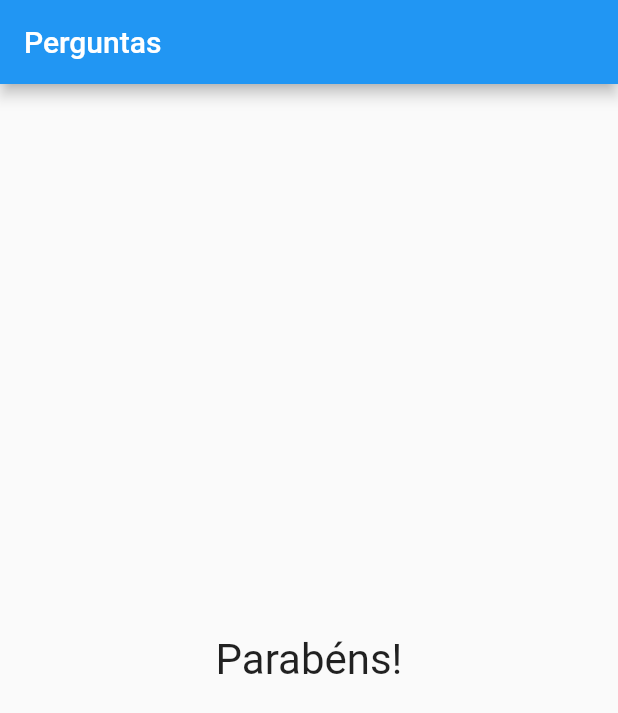
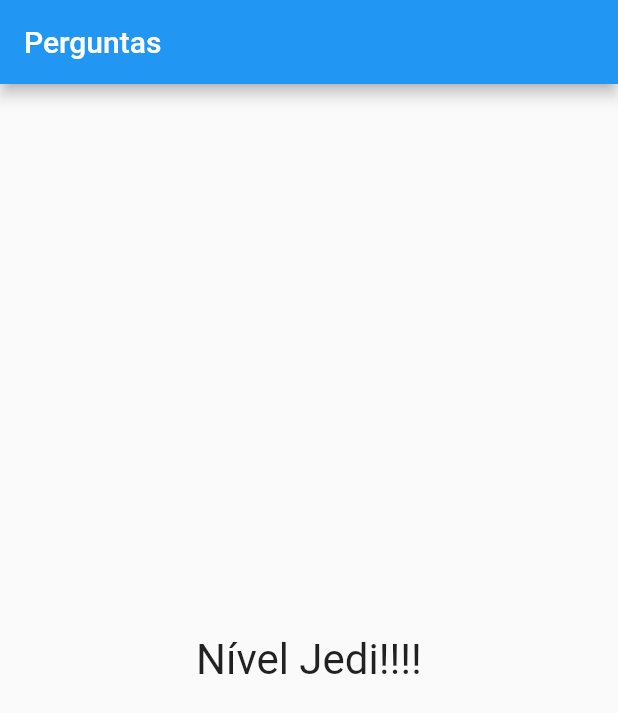
Before and after one commit to IagoMesquita/App_de_perguntas, a Flutter app: the screen it shows after launch, after a tap on "Lobo", after a tap on "Azul", after a tap on "Felipe", on a phone screen of 412 x 824 dp. Shown: the top 713 px of the screen. Run offline on Flutter 3.47's test engine with Material 2 defaults, Android fonts, the phone set to English and light mode, and no system bars.

Commit message:
refactor: add points and fixing bugs types

```diff
--- a/lib/main.dart
+++ b/lib/main.dart
@@ -14,29 +14,47 @@ class _PerguntaAppState extends State<PerguntaApp> {
   // _PerguntaAppState();
 
   int _perguntaSelecionada = 0;
+  int _pontuacaoTotal = 0;
 
   // objct é um type mais generico, servindo para String, List ...
   final List<Map<String, Object>> _perguntas = const [
     {
       'texto': 'Qual seu animal favorito?',
-      'respostas': ['Lobo', 'Aguia', 'Cavalo', 'Tigre']
+      'respostas': [
+        {'texto': 'Lobo', 'pontuacao': 10},
+        {'texto': 'Aguia', 'pontuacao': 5},
+        {'texto': 'Cavalo', 'pontuacao': 3},
+        {'texto': 'Tigre', 'pontuacao': 1}
+      ]
     },
     {
       'texto': 'Qual sua cor favorito?',
-      'respostas': ['Verde', 'Azul', 'Preto', 'Braco']
+      'respostas': [
+        {'texto': 'Verde', 'pontuacao': 10},
+        {'texto': 'Azul', 'pontuacao': 5},
+        {'texto': 'Preto', 'pontuacao': 3},
+        {'texto': 'Braco', 'pontuacao': 1},
+      ]
     },
     {
       'texto': 'Qual seu professor favorito?',
-      'respostas': ['Leo', 'Guanabara', 'Felipe', 'Matheus']
+      'respostas': [
+        {'texto': 'Leo', 'pontuacao': 10},
+        {'texto': 'Guanabara', 'pontuacao': 5},
+        {'texto': 'Felipe', 'pontuacao': 3},
+        {'texto': 'Matheus', 'pontuacao': 1},
+      ]
     },
   ];
 
-  void _responder() {
+  void _responder(int pontuacao) {
     if (temPerguntaSelecionada) {
       setState(() {
         _perguntaSelecionada++;
+        _pontuacaoTotal += pontuacao;
       });
     }
+    print(_pontuacaoTotal);
   }
 
   bool get temPerguntaSelecionada {
@@ -70,7 +88,7 @@ class _PerguntaAppState extends State<PerguntaApp> {
                 perguntaSelecionada: _perguntaSelecionada,
                 quandoResponder: _responder,
               )
-            : const Resultado(),
+            : Resultado(_pontuacaoTotal),
       ),
     );
   }
--- a/lib/questionario.dart
+++ b/lib/questionario.dart
@@ -5,7 +5,7 @@ import 'package:projeto_perguntas/resposta.dart';
 class Questionario extends StatelessWidget {
   final List<Map<String, Object>> perguntas;
   final int perguntaSelecionada;
-  final void Function() quandoResponder;
+  final void Function(int) quandoResponder;
 
   const Questionario({
     super.key,
@@ -20,13 +20,17 @@ class Questionario extends StatelessWidget {
 
   @override
   Widget build(BuildContext context) {
-    List<String> respostas = temPerguntaSelecionada
-        ? perguntas[perguntaSelecionada]['respostas'] as List<String>
+    List<Map<String, Object>> respostas = temPerguntaSelecionada
+        ? perguntas[perguntaSelecionada]['respostas']
+            as List<Map<String, Object>>
         : [];
     return Column(
       children: [
-        Questao(perguntas[perguntaSelecionada]['texto'].toString()),
-        ...respostas.map((R) => Resposta(R, quandoResponder)),
+        Questao(perguntas[perguntaSelecionada]['texto'] as String),
+        ...respostas.map((R) {
+          return Resposta(R['texto'].toString(),
+            () => quandoResponder(int.parse(R['pontuacao'].toString())));
+        }).toList(),
         // Questao(texto: perguntas[_perguntaSelecionada]),
         // ...widgets,
       ],
--- a/lib/resultado.dart
+++ b/lib/resultado.dart
@@ -2,14 +2,28 @@
 import 'package:flutter/material.dart';
 
 class Resultado extends StatelessWidget {
-  const Resultado({super.key});
+  final int pontuacao;
+
+  const Resultado(this.pontuacao, { super.key});
+
+  String get fraseResultado {
+    if(pontuacao < 8) {
+      return 'Parabéns!';
+    } else if (pontuacao < 12) {
+      return 'Você é bom!';
+    } else if (pontuacao < 16) {
+      return 'Impressionante!';
+    } else {
+      return 'Nível Jedi!!!!';
+    }
+  }
 
   @override
   Widget build(BuildContext context) {
-    return const Center(
+    return Center(
                 child: Text(
-                  'Parabéns!',
-                  style: TextStyle(fontSize: 28),
+                 fraseResultado,
+                  style: const TextStyle(fontSize: 28),
                 ),
               );
   }
```
